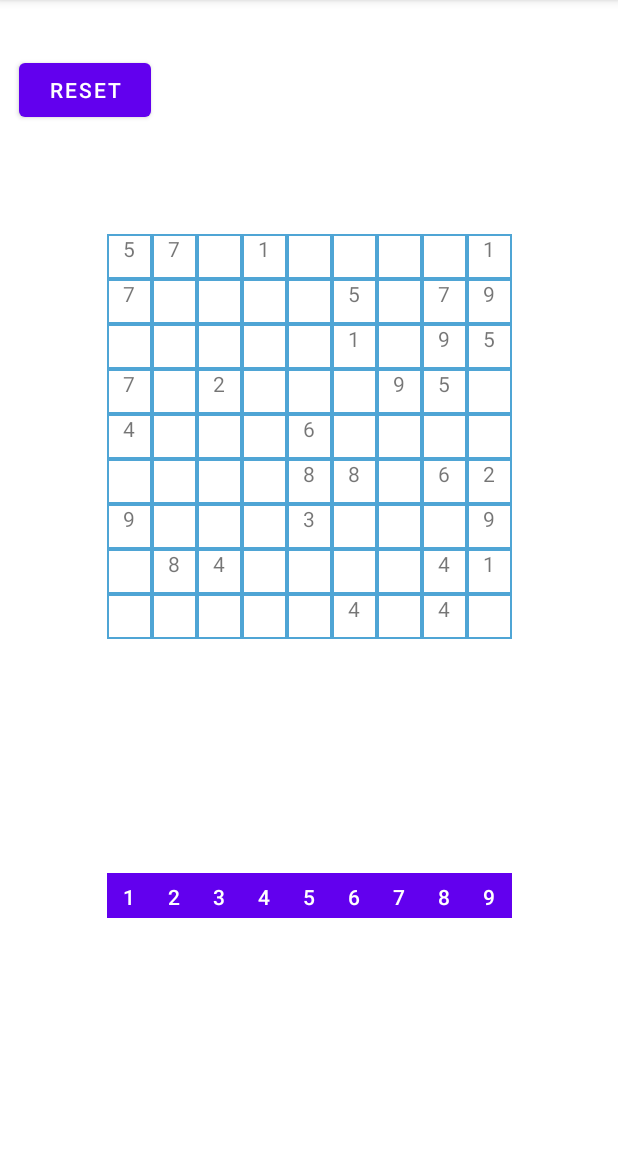
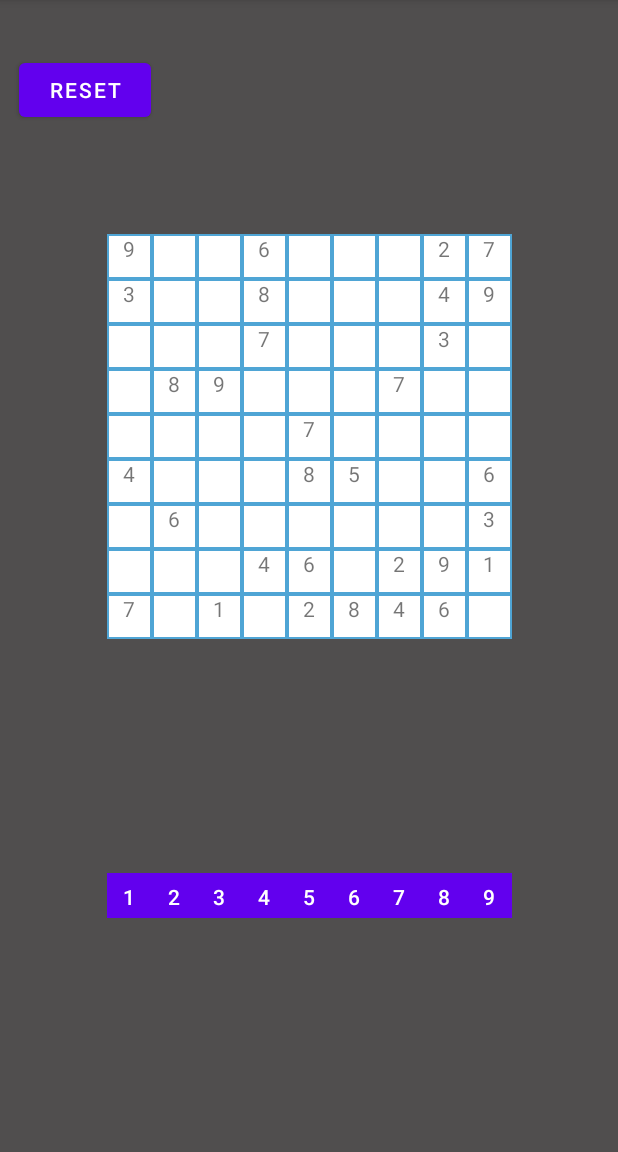
Before and after one commit to Abhansh/Sudoku, an Android app: the screen it shows after launch (MainActivity), after a tap on "RESET", on a phone screen of 412 x 824 dp, the part 84-1236 px from its top. Run offline under Robolectric (Android 15) with nearby library versions, the phone set to English and light mode, and no system bars.

Commit message:
fifth commit

```diff
--- a/app/src/main/java/com/gsr/sudoku/MainActivity.java
+++ b/app/src/main/java/com/gsr/sudoku/MainActivity.java
@@ -131,26 +131,28 @@ public class MainActivity extends AppCompatActivity {
 
     public void resetBoard(View v){
         board.reset();
+        board.createGame();
         for (int i = 0; i < board.getGridSize()*board.getGridSize(); i++) {
             int row = i / board.getGridSize();
             int col = i % board.getGridSize();
-            Log.i("RC", row + " " + col);
-            textViewsGrid.get(i).setText(String.valueOf(board.getGrid()[row][col]));
+            if (board.getGrid()[row][col] != 0)
+                textViewsGrid.get(i).setText(String.valueOf(board.getGrid()[row][col]));
+            else
+                textViewsGrid.get(i).setText(" ");
             textViewsGrid.get(i).setClickable(true);
         }
     }
 
     public void initialize() {
         board = new Sudoku(9);
-        board.createSeed();
-
+        board.createGame();
         for (int i = 0; i < board.getGridSize()*board.getGridSize(); i++) {
             int row = i / board.getGridSize();
             int col = i % board.getGridSize();
-            Log.i("RC", row + " " + col);
-            textViewsGrid.get(i).setText(String.valueOf(board.getGrid()[row][col]));
-            if (board.getGrid()[row][col] != ' ')
+            if (board.getGrid()[row][col] != 0) {
+                textViewsGrid.get(i).setText(String.valueOf(board.getGrid()[row][col]));
                 textViewsGrid.get(i).setClickable(false);
+            }
         }
     }
 
--- a/app/src/main/java/com/gsr/sudoku/Sudoku.java
+++ b/app/src/main/java/com/gsr/sudoku/Sudoku.java
@@ -1,60 +1,157 @@
 package com.gsr.sudoku;
 
+import java.util.ArrayList;
+import java.util.Collections;
+import java.util.List;
 import java.util.Random;
 
 public class Sudoku {
 
     private int GRID_SIZE;
 
-    private char[][] grid;
+    private int[][] grid;
 
     private final Random random;
+    private int[][] solvedGrid;
+    private List<Integer> numbers;
 
     public Sudoku(int gridSize) {
         this.GRID_SIZE = gridSize;
-        this.grid = new char[GRID_SIZE][GRID_SIZE];
+        this.grid = new int[GRID_SIZE][GRID_SIZE];
+        this.solvedGrid = new int[GRID_SIZE][GRID_SIZE];
 
         this.random = new Random();
 
+        this.numbers = new ArrayList<>();
+
+        for (int i = 1; i <= this.GRID_SIZE; i++) this.numbers.add(i);
+
         for (int i = 0; i < GRID_SIZE; i++) {
-            for (int j = 0; j < GRID_SIZE; j++){
-                this.grid[i][j] = ' ';
+            for (int j = 0; j < GRID_SIZE; j++) {
+                this.grid[i][j] = 0;
+                this.solvedGrid[i][j] = 0;
             }
         }
     }
 
-    private boolean checkEmptyPos(int row, int col){
-        return this.grid[row][col] == ' ';
+    private boolean checkSafeMove(int[][] grid, int num, int row, int col) {
+        boolean safeRow = this.checkSafeRow(grid, num, row);
+        boolean safeCol = this.checkSafeCol(grid, num, col);
+        boolean safeCell = this.checkSafeCell(grid, num, row, col);
+        return safeRow && safeCol && safeCell;
     }
 
-    public void createSeed() {
-        int num = (int) (GRID_SIZE*GRID_SIZE*0.375);
-        for (int i = 0; i < num; i++) {
-            int row = random.nextInt(GRID_SIZE);
-            int col = random.nextInt(GRID_SIZE);
-            while (!this.checkEmptyPos(row, col)){
-                row = random.nextInt(GRID_SIZE);
-                col = random.nextInt(GRID_SIZE);
+    private boolean checkSafeRow(int[][] grid, int num, int row) {
+        for (int i = 0; i < this.GRID_SIZE; i++) {
+            if (grid[row][i] == num) {
+                return false;
             }
-            int value = random.nextInt(GRID_SIZE) + 1;
-            this.grid[row][col] = Character.forDigit(value, 10);
+        }
+        return true;
+    }
+
+    private boolean checkSafeCol(int[][] grid, int num, int col) {
+        for (int i = 0; i < this.GRID_SIZE; i++) {
+            if (grid[i][col] == num) {
+                return false;
+            }
+        }
+        return true;
+    }
+
+    private boolean checkSafeCell(int[][] grid, int num, int row, int col) {
+        int cellRow = row / 3;
+        int cellColl = col / 3;
+
+        boolean res = true;
+        for (int r = 0; r < 3; r++) {
+            for (int c = 0; c < 3; c++) {
+                if (grid[cellRow * 3 + r][cellColl * 3 + c] == num) {
+                    res = false;
+                    break;
+                }
+            }
+        }
+        return res;
+    }
+
+    private int findFreeLocation(int[][] grid) {
+        int pos = 0;
+        for (int i = 0; i < 9; i++) {
+            for (int j = 0; j < 9; j++) {
+                if (grid[i][j] == 0) {
+                    return pos;
+                }
+                pos++;
+            }
+        }
+        return pos;
+    }
+
+    private void createSeed() {
+        for (int c = 0; c < this.GRID_SIZE; c++) {
+            int row = random.nextInt(this.GRID_SIZE);
+            int col = random.nextInt(this.GRID_SIZE);
+            int value = random.nextInt(this.GRID_SIZE) + 1;
+            while (!this.checkSafeMove(this.grid, value, row, col))
+                value = random.nextInt(this.GRID_SIZE) + 1;
+            this.grid[row][col] = value;
+            this.solvedGrid[row][col] = value;
         }
     }
 
-    public char[][] getGrid() {
+    private boolean solve() {
+        int pos = this.findFreeLocation(this.solvedGrid);
+        if (pos >= this.GRID_SIZE * this.GRID_SIZE)
+            return true;
+        int i = pos / this.GRID_SIZE;
+        int j = pos % this.GRID_SIZE;
+        Collections.shuffle(this.numbers);
+        for (int x = 0; x < 9; x++) {
+            if (this.checkSafeMove(this.solvedGrid, this.numbers.get(x), i, j)) {
+                this.solvedGrid[i][j] = this.numbers.get(x);
+                if (this.solve())
+                    return true;
+                this.solvedGrid[i][j] = 0;
+            }
+        }
+        return false;
+    }
+
+    public void createGame() {
+        this.createSeed();
+        this.solve();
+        for (int i = 0; i < this.GRID_SIZE; i++) {
+            for (int j = 0; j < this.GRID_SIZE; j++) {
+                this.grid[i][j] = 0;
+            }
+        }
+
+        for (int i = 0; i < 31; i++) {
+            int row = random.nextInt(this.GRID_SIZE);
+            int col = random.nextInt(this.GRID_SIZE);
+            while (!(this.grid[row][col] == 0)) {
+                row = random.nextInt(this.GRID_SIZE);
+                col = random.nextInt(this.GRID_SIZE);
+            }
+            this.grid[row][col] = this.solvedGrid[row][col];
+        }
+    }
+
+    public void reset() {
+        for (int i = 0; i < GRID_SIZE; i++) {
+            for (int j = 0; j < GRID_SIZE; j++) {
+                this.grid[i][j] = 0;
+                this.solvedGrid[i][j] = 0;
+            }
+        }
+    }
+
+    public int getGridSize() {
+        return this.GRID_SIZE;
+    }
+
+    public int[][] getGrid() {
         return this.grid;
     }
-
-    public void reset(){
-        for (int i = 0; i < GRID_SIZE; i++) {
-            for (int j = 0; j < GRID_SIZE; j++) {
-                this.grid[i][j] = ' ';
-            }
-        }
-        this.createSeed();
-    }
-
-    public int getGridSize(){
-        return this.GRID_SIZE;
-    }
 }
--- a/app/src/main/res/layout/activity_main.xml
+++ b/app/src/main/res/layout/activity_main.xml
@@ -4,6 +4,7 @@
     xmlns:tools="http://schemas.android.com/tools"
     android:layout_width="match_parent"
     android:layout_height="match_parent"
+    android:background="#504E4E"
     tools:context=".MainActivity">
 
     <GridLayout
@@ -693,67 +694,66 @@
 
         <Button
             android:id="@+id/number_1"
-            android:text="1"
             android:layout_width="30dp"
             android:layout_height="30dp"
             android:background="@drawable/tile_background"
             android:onClick="numberClick"
             android:padding="0dp"
+            android:text="1"
             android:textAlignment="center" />
 
         <Button
             android:id="@+id/number_2"
-            android:text="2"
             android:layout_width="30dp"
             android:layout_height="30dp"
             android:background="@drawable/tile_background"
             android:onClick="numberClick"
             android:padding="0dp"
+            android:text="2"
             android:textAlignment="center" />
 
         <Button
             android:id="@+id/number_3"
-            android:text="3"
             android:layout_width="30dp"
             android:layout_height="30dp"
             android:background="@drawable/tile_background"
             android:onClick="numberClick"
             android:padding="0dp"
+            android:text="3"
             android:textAlignment="center" />
 
         <Button
             android:id="@+id/number_4"
-            android:text="4"
             android:layout_width="30dp"
             android:layout_height="30dp"
             android:background="@drawable/tile_background"
             android:onClick="numberClick"
             android:padding="0dp"
+            android:text="4"
             android:textAlignment="center" />
 
         <Button
             android:id="@+id/number_5"
-            android:text="5"
             android:layout_width="30dp"
             android:layout_height="30dp"
             android:background="@drawable/tile_background"
             android:onClick="numberClick"
             android:padding="0dp"
+            android:text="5"
             android:textAlignment="center" />
 
         <Button
             android:id="@+id/number_6"
-            android:text="6"
             android:layout_width="30dp"
             android:layout_height="30dp"
             android:background="@drawable/tile_background"
             android:onClick="numberClick"
             android:padding="0dp"
+            android:text="6"
             android:textAlignment="center" />
 
         <Button
             android:id="@+id/number_7"
-            android:text="7"
             android:layout_width="30dp"
             android:layout_height="30dp"
             android:layout_row="0"
@@ -761,26 +761,27 @@
             android:background="@drawable/tile_background"
             android:onClick="numberClick"
             android:padding="0dp"
+            android:text="7"
             android:textAlignment="center" />
 
         <Button
             android:id="@+id/number_8"
-            android:text="8"
             android:layout_width="30dp"
             android:layout_height="30dp"
             android:background="@drawable/tile_background"
             android:onClick="numberClick"
             android:padding="0dp"
+            android:text="8"
             android:textAlignment="center" />
 
         <Button
             android:id="@+id/number_9"
-            android:text="9"
             android:layout_width="30dp"
             android:layout_height="30dp"
             android:background="@drawable/tile_background"
             android:onClick="numberClick"
             android:padding="0dp"
+            android:text="9"
             android:textAlignment="center" />
 
     </GridLayout>
```
